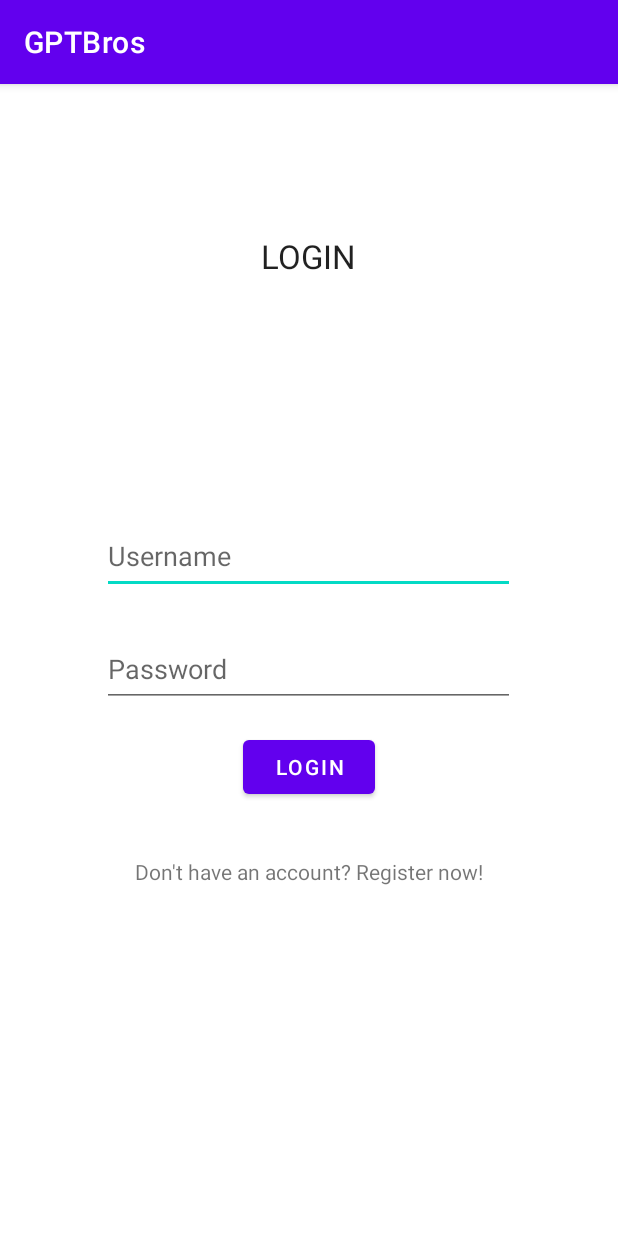
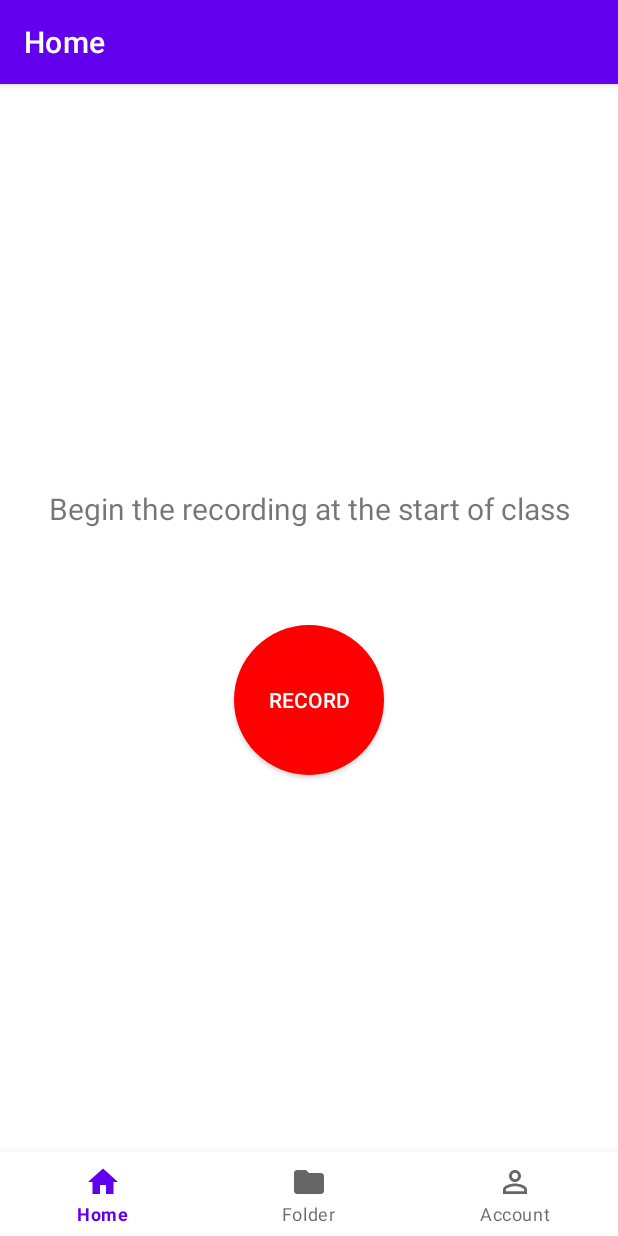
Before and after one commit to willschneider15/GPTBros, an Android app: the screen it shows after launch (LoginActivity before the commit, MainActivity after it), on a phone screen of 412 x 824 dp. Run offline under Robolectric (Android 15) with nearby library versions, the phone set to English and light mode, and no system bars; our stand-ins replace Firebase (no records; nobody signed in at launch, a user with empty details on screens opened directly), navigation-ui.

Commit message:
Restructured hierachy and removed login related functions

```diff
--- a/app/build.gradle
+++ b/app/build.gradle
@@ -2,6 +2,7 @@ plugins {
     id 'com.android.application'
     id 'org.jetbrains.kotlin.android'
     id 'com.google.gms.google-services'
+    id 'org.jetbrains.kotlin.kapt'
 }
 
 android {
@@ -51,6 +52,9 @@ dependencies {
     implementation 'com.google.firebase:firebase-database-ktx:20.0.4'
     implementation 'com.google.firebase:firebase-auth:21.0.3'
 
+    implementation 'androidx.room:room-ktx:2.5.1'
+    implementation 'androidx.room:room-runtime:2.5.1'
+    kapt 'androidx.room:room-compiler:2.5.1'
     testImplementation 'junit:junit:4.13.2'
     androidTestImplementation 'androidx.test.ext:junit:1.1.5'
     androidTestImplementation 'androidx.test.espresso:espresso-core:3.5.1'
--- /dev/null
+++ b/app/src/main/java/com/example/gptbros/GptBrosApplication.kt
@@ -0,0 +1,7 @@
+package com.example.gptbros
+
+import android.app.Application
+
+class GptBrosApplication: Application() {
+
+}
--- a/app/src/main/java/com/example/gptbros/LoginActivity.kt
+++ /dev/null
@@ -1,65 +0,0 @@
-package com.example.gptbros
-
-import android.content.Intent
-import androidx.appcompat.app.AppCompatActivity
-import android.os.Bundle
-import android.widget.Button
-import android.widget.EditText
-import android.widget.TextView
-import android.widget.Toast
-import com.google.firebase.auth.FirebaseAuth
-
-class LoginActivity : AppCompatActivity() {
-
-    private lateinit var auth: FirebaseAuth
-
-    override fun onCreate(savedInstanceState: Bundle?) {
-        super.onCreate(savedInstanceState)
-        setContentView(R.layout.activity_login)
-
-        auth = FirebaseAuth.getInstance()
-
-        val registerText: TextView = findViewById(R.id.register_now_text)
-
-        registerText.setOnClickListener {
-            val intent = Intent(this, RegisterActivity::class.java)
-            startActivity(intent)
-        }
-
-        val loginButton: Button = findViewById(R.id.button_login)
-
-        loginButton.setOnClickListener{
-            login()
-        }
-    }
-
-    private fun login() {
-        val username = findViewById<EditText>(R.id.edit_text_username_login)
-        val password = findViewById<EditText>(R.id.edit_text_password_login)
-
-        val inputUsername = username.text.toString()
-        val inputPassword = password.text.toString()
-
-        auth.signInWithEmailAndPassword(inputUsername, inputPassword)
-            .addOnCompleteListener(this) { task ->
-                if (task.isSuccessful){
-                    //Move on to next activity
-                    val intent = Intent(this, MainActivity::class.java)
-                    startActivity(intent)
-
-                    //Alert User that signon has failed
-                    Toast.makeText(baseContext, "Success",
-                        Toast.LENGTH_SHORT).show()
-
-                } else {
-                    //Alert User that signon has failed
-                    Toast.makeText(baseContext, "Login Failed",
-                        Toast.LENGTH_SHORT).show()
-                }
-            }
-            .addOnFailureListener{
-                Toast.makeText(baseContext, "Error Occurred ${it.localizedMessage}",
-                    Toast.LENGTH_SHORT).show()
-            }
-    }
-}
--- a/app/src/main/java/com/example/gptbros/ui/home/AudioManager.kt
+++ b/app/src/main/java/com/example/gptbros/ui/utils/AudioManager.kt
@@ -1,4 +1,4 @@
-package com.example.gptbros.ui.home
+package com.example.gptbros.ui.utils
 
 import android.content.Context
 import android.content.pm.PackageManager
--- a/app/src/main/res/layout/activity_login.xml
+++ /dev/null
@@ -1,79 +0,0 @@
-<?xml version="1.0" encoding="utf-8"?>
-<androidx.constraintlayout.widget.ConstraintLayout xmlns:android="http://schemas.android.com/apk/res/android"
-    xmlns:app="http://schemas.android.com/apk/res-auto"
-    xmlns:tools="http://schemas.android.com/tools"
-    android:layout_width="match_parent"
-    android:layout_height="match_parent"
-    tools:context=".LoginActivity">
-
-    <TextView
-        android:id="@+id/login_text_view"
-        android:layout_width="150dp"
-        android:layout_height="40dp"
-        android:layout_marginTop="100dp"
-        android:text="LOGIN"
-        android:textAlignment="center"
-        android:textAppearance="@style/TextAppearance.AppCompat.Large"
-        app:layout_constraintEnd_toEndOf="parent"
-        app:layout_constraintHorizontal_bias="0.498"
-        app:layout_constraintStart_toStartOf="parent"
-        app:layout_constraintTop_toTopOf="parent"
-        tools:ignore="MissingConstraints" />
-
-    <EditText
-        android:id="@+id/edit_text_username_login"
-        android:layout_width="275dp"
-        android:layout_height="50dp"
-        android:layout_marginStart="25dp"
-        android:layout_marginTop="150dp"
-        android:layout_marginEnd="25dp"
-        android:editable="true"
-        android:ems="10"
-        android:hint="Username"
-        android:inputType="textPersonName"
-        app:layout_constraintEnd_toEndOf="parent"
-        app:layout_constraintHorizontal_bias="0.497"
-        app:layout_constraintStart_toStartOf="parent"
-        app:layout_constraintTop_toBottomOf="@+id/login_text_view" />
-
-    <EditText
-        android:id="@+id/edit_text_password_login"
-        android:layout_width="275dp"
-        android:layout_height="50dp"
-        android:layout_marginStart="20dp"
-        android:layout_marginTop="25dp"
-        android:layout_marginEnd="20dp"
-        android:ems="10"
-        android:hint="Password"
-        android:inputType="textPassword"
-        app:layout_constraintEnd_toEndOf="parent"
-        app:layout_constraintHorizontal_bias="0.497"
-        app:layout_constraintStart_toStartOf="parent"
-        app:layout_constraintTop_toBottomOf="@+id/edit_text_username_login" />
-
-    <TextView
-        android:id="@+id/register_now_text"
-        android:layout_width="wrap_content"
-        android:layout_height="wrap_content"
-        android:layout_marginStart="20dp"
-        android:layout_marginTop="100dp"
-        android:layout_marginEnd="20dp"
-        android:text="Don't have an account? Register now!"
-        app:layout_constraintEnd_toEndOf="parent"
-        app:layout_constraintHorizontal_bias="0.498"
-        app:layout_constraintStart_toStartOf="parent"
-        app:layout_constraintTop_toBottomOf="@+id/edit_text_password_login" />
-
-    <Button
-        android:id="@+id/button_login"
-        android:layout_width="wrap_content"
-        android:layout_height="wrap_content"
-        android:layout_marginTop="16dp"
-        android:text="Login"
-        app:layout_constraintEnd_toEndOf="parent"
-        app:layout_constraintStart_toStartOf="parent"
-        app:layout_constraintTop_toBottomOf="@+id/edit_text_password_login"
-        tools:ignore="MissingConstraints" />
-
-
-</androidx.constraintlayout.widget.ConstraintLayout>
--- a/build.gradle
+++ b/build.gradle
@@ -7,4 +7,5 @@ plugins {
     id 'com.android.application' version '7.4.0-rc03' apply false
     id 'com.android.library' version '7.4.0-rc03' apply false
     id 'org.jetbrains.kotlin.android' version '1.7.21' apply false
+    id 'org.jetbrains.kotlin.kapt' version '1.6.10' apply false
 }
```
Also changed, not shown: app/src/main/AndroidManifest.xml (+3 -10 lines), app/src/main/java/com/example/gptbros/RegisterActivity.kt (deleted, +0 -102 lines), app/src/main/java/com/example/gptbros/database/GptBrosDao.kt (added, +13 -0 lines), app/src/main/java/com/example/gptbros/database/GptBrosDatabase.kt (added, +12 -0 lines), app/src/main/java/com/example/gptbros/database/GptBrosTypeConverters.kt (added, +16 -0 lines), app/src/main/java/com/example/gptbros/model/AudioSession.kt (added, +15 -0 lines), app/src/main/java/com/example/gptbros/ui/MainActivity.kt (renamed from app/src/main/java/com/example/gptbros/MainActivity.kt, +4 -3 lines), app/src/main/java/com/example/gptbros/ui/home/HomeFragment.kt (+2 -26 lines), app/src/main/res/layout/activity_register.xml (deleted, +0 -78 lines).
